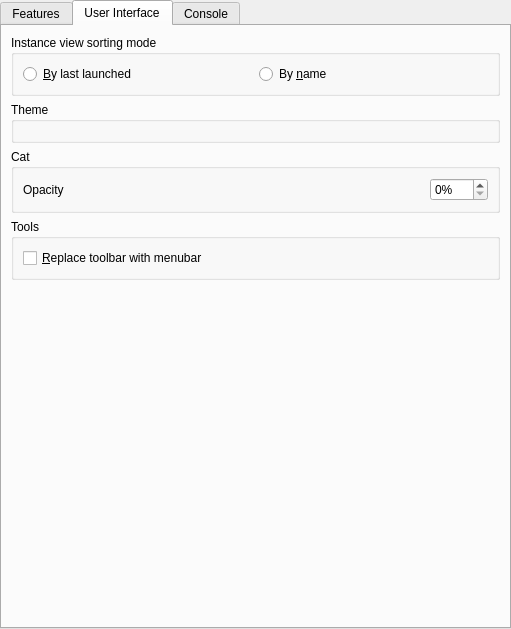
Before: the Qt Designer form launcher/ui/pages/global/LauncherPage.ui in LunaisLazier/PollyMC, drawn with Qt 5.
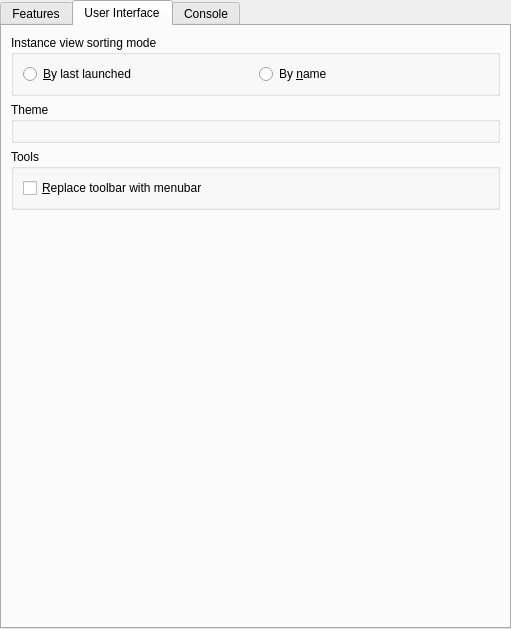
After: the same form once the commit is applied. The open tabs and pages were chosen to show the change. Custom widgets are drawn as their Qt base class.

Commit message:
Revert "cat opacity"
This reverts commit 2580078092f110c2633b8ffb48c6d5bb1ac0a6d4.

```diff
--- a/launcher/ui/pages/global/LauncherPage.ui
+++ b/launcher/ui/pages/global/LauncherPage.ui
@@ -316,54 +316,6 @@
          </layout>
         </widget>
        </item>
-       <item>
-        <widget class="QGroupBox" name="catBox">
-         <property name="title">
-          <string>Cat</string>
-         </property>
-         <layout class="QGridLayout" name="gridLayout_5">
-          <item row="0" column="0">
-           <widget class="QLabel" name="catOpacityLabel">
-            <property name="toolTip">
-             <string>Set the cat's opacity. 0% is fully transparent and 100% is fully opaque.</string>
-            </property>
-            <property name="text">
-             <string>Opacity</string>
-            </property>
-           </widget>
-          </item>
-          <item row="0" column="2">
-           <widget class="QSpinBox" name="catOpacitySpinBox">
-            <property name="specialValueText">
-             <string/>
-            </property>
-            <property name="suffix">
-             <string>%</string>
-            </property>
-            <property name="maximum">
-             <number>100</number>
-            </property>
-            <property name="value">
-             <number>0</number>
-            </property>
-           </widget>
-          </item>
-          <item row="0" column="1">
-           <spacer name="horizontalSpacer">
-            <property name="orientation">
-             <enum>Qt::Horizontal</enum>
-            </property>
-            <property name="sizeHint" stdset="0">
-             <size>
-              <width>40</width>
-              <height>20</height>
-             </size>
-            </property>
-           </spacer>
-          </item>
-         </layout>
-        </widget>
-       </item>
        <item>
         <widget class="QGroupBox" name="toolsBox">
          <property name="sizePolicy">
```
Left out of the diff: 2 changed lines with no effect on the pictures. The commit also changes 3 other files.
